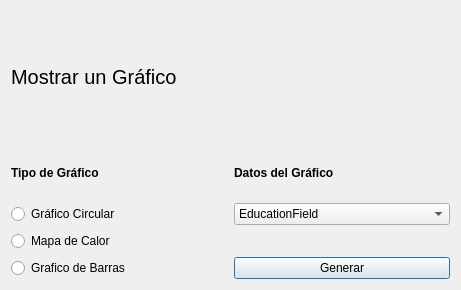
This is GUI/.ui/select_graf.ui in Equipo-Alfalfa/HR-Helper as Qt 5 draws it before an edit. The edited form follows.
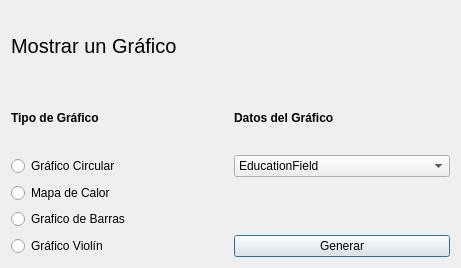
This is the edited form.

Commit message:
Gráficos, Ver datos y Generar nomina
Se añadió un nuevo tipo de gráfico, que permite ver la densidad de ciertos valores en determinadas áreas
Se arregló la cantidad de gráficos que puedes generar por cada tipo
Ahora los gráficos de calor muestran datos relevantes
Se corrigieron ciertos errores en el generador de gráficos

además de otros cambios menores

```diff
--- a/GUI/.ui/select_graf.ui
+++ b/GUI/.ui/select_graf.ui
@@ -7,60 +7,16 @@
     <x>0</x>
     <y>0</y>
     <width>461</width>
-    <height>290</height>
+    <height>268</height>
    </rect>
   </property>
   <property name="windowTitle">
    <string>Dialog</string>
   </property>
   <layout class="QGridLayout" name="gridLayout">
-   <item row="0" column="0" colspan="2">
-    <widget class="QLabel" name="label">
-     <property name="sizePolicy">
-      <sizepolicy hsizetype="Minimum" vsizetype="Minimum">
-       <horstretch>0</horstretch>
-       <verstretch>0</verstretch>
-      </sizepolicy>
-     </property>
-     <property name="font">
-      <font>
-       <pointsize>15</pointsize>
-      </font>
-     </property>
-     <property name="text">
-      <string>Mostrar un Gráfico</string>
-     </property>
-    </widget>
-   </item>
    <item row="1" column="0" colspan="2">
     <layout class="QGridLayout" name="gridLayout_2">
-     <item row="2" column="0">
-      <widget class="QRadioButton" name="hGrafBtn">
-       <property name="text">
-        <string>Mapa de Calor</string>
-       </property>
-      </widget>
-     </item>
-     <item row="3" column="0">
-      <widget class="QRadioButton" name="bGrafBtn">
-       <property name="text">
-        <string>Grafico de Barras</string>
-       </property>
-      </widget>
-     </item>
-     <item row="0" column="0">
-      <widget class="QLabel" name="label_2">
-       <property name="font">
-        <font>
-         <bold>true</bold>
-        </font>
-       </property>
-       <property name="text">
-        <string>Tipo de Gráfico</string>
-       </property>
-      </widget>
-     </item>
-     <item row="0" column="1">
+     <item row="0" column="2">
       <widget class="QLabel" name="label_3">
        <property name="font">
         <font>
@@ -72,6 +28,20 @@
        </property>
       </widget>
      </item>
+     <item row="8" column="0">
+      <widget class="QRadioButton" name="vGrafBtn">
+       <property name="text">
+        <string>Gráfico Violín</string>
+       </property>
+      </widget>
+     </item>
+     <item row="7" column="0">
+      <widget class="QRadioButton" name="bGrafBtn">
+       <property name="text">
+        <string>Grafico de Barras</string>
+       </property>
+      </widget>
+     </item>
      <item row="1" column="0">
       <widget class="QRadioButton" name="pGrafBtn">
        <property name="text">
@@ -79,15 +49,40 @@
        </property>
       </widget>
      </item>
-     <item row="3" column="1">
+     <item row="0" column="0">
+      <widget class="QLabel" name="label_2">
+       <property name="font">
+        <font>
+         <bold>true</bold>
+        </font>
+       </property>
+       <property name="text">
+        <string>Tipo de Gráfico</string>
+       </property>
+      </widget>
+     </item>
+     <item row="8" column="2">
       <widget class="QPushButton" name="Btn_Ok">
        <property name="text">
         <string>Generar</string>
        </property>
       </widget>
      </item>
-     <item row="1" column="1">
+     <item row="4" column="0">
+      <widget class="QRadioButton" name="hGrafBtn">
+       <property name="text">
+        <string>Mapa de Calor</string>
+       </property>
+      </widget>
+     </item>
+     <item row="1" column="2">
       <widget class="QComboBox" name="comboBox">
+       <property name="sizePolicy">
+        <sizepolicy hsizetype="Preferred" vsizetype="Maximum">
+         <horstretch>0</horstretch>
+         <verstretch>0</verstretch>
+        </sizepolicy>
+       </property>
        <item>
         <property name="text">
          <string>EducationField</string>
@@ -95,7 +90,7 @@
        </item>
       </widget>
      </item>
-     <item row="2" column="1">
+     <item row="7" column="2">
       <widget class="QLabel" name="notilabel">
        <property name="text">
         <string/>
@@ -104,6 +99,36 @@
      </item>
     </layout>
    </item>
+   <item row="0" column="0" colspan="2">
+    <widget class="QLabel" name="label">
+     <property name="sizePolicy">
+      <sizepolicy hsizetype="Minimum" vsizetype="Maximum">
+       <horstretch>0</horstretch>
+       <verstretch>0</verstretch>
+      </sizepolicy>
+     </property>
+     <property name="minimumSize">
+      <size>
+       <width>0</width>
+       <height>1</height>
+      </size>
+     </property>
+     <property name="maximumSize">
+      <size>
+       <width>16777215</width>
+       <height>70</height>
+      </size>
+     </property>
+     <property name="font">
+      <font>
+       <pointsize>15</pointsize>
+      </font>
+     </property>
+     <property name="text">
+      <string>Mostrar un Gráfico</string>
+     </property>
+    </widget>
+   </item>
   </layout>
  </widget>
  <resources/>
```
Left out of the diff: 4 changed lines with no effect on the pictures. The commit also changes 19 other files.
